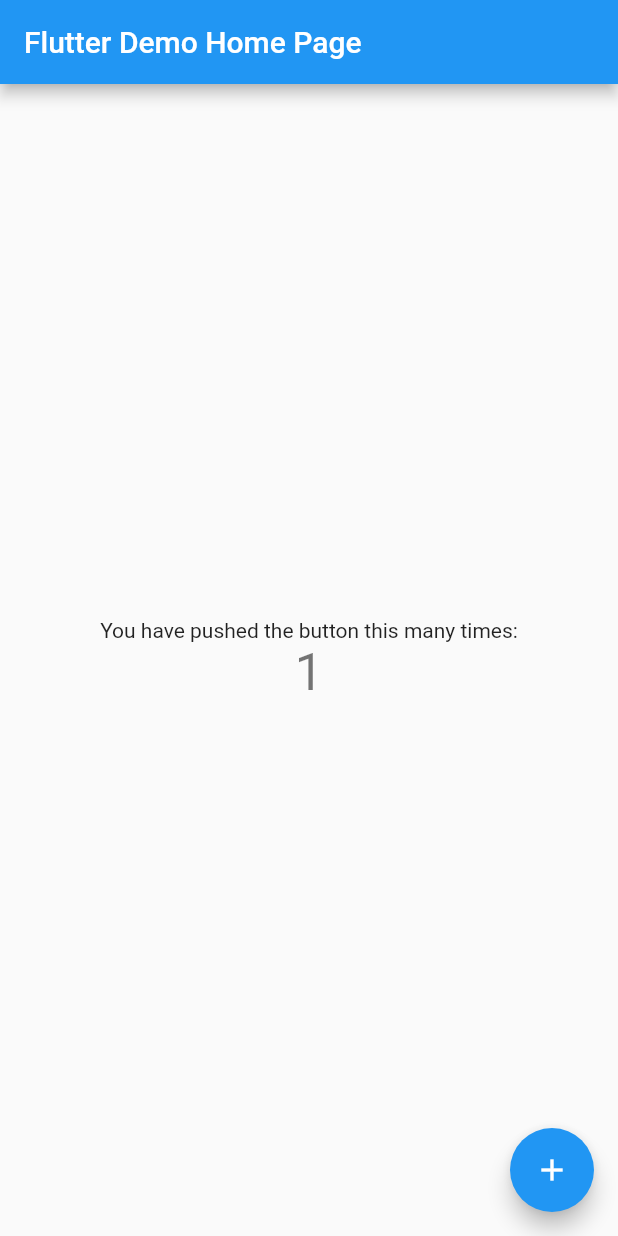
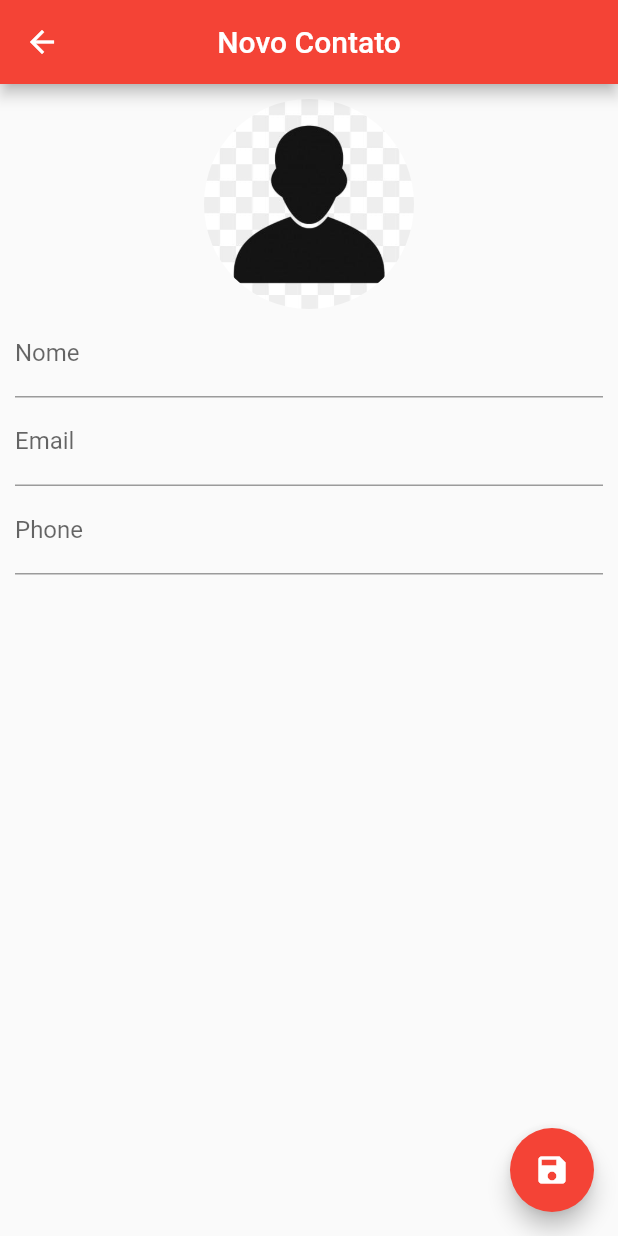
Before and after one commit to prodplus/curso-flutter, a Flutter app: the screen it shows after launch, after a tap on the "add" icon, on a phone screen of 412 x 824 dp. Run offline on Flutter 3.47's test engine with Material 2 defaults, Android fonts, the phone set to English and light mode, and no system bars; our stand-ins replace image_picker, share, sqflite, transparent_image; accounts and stored records are empty.

Commit message:
Projeto agenda contatos finalizado

```diff
--- /dev/null
+++ b/agenda_contatos/lib/helper/contact_helper.dart
@@ -0,0 +1,128 @@
+import 'package:path/path.dart';
+import 'package:sqflite/sqflite.dart';
+
+final String contactTable = 'contactTable';
+final String idColumn = 'idColumn';
+final String nameColumn = 'nameColumn';
+final String emailColumn = 'emailColumn';
+final String phoneColumn = 'phoneColumn';
+final String imgColum = 'imgColumn';
+
+class ContactHelper {
+  static final ContactHelper _instance = ContactHelper.internal();
+
+  factory ContactHelper() => _instance;
+
+  ContactHelper.internal();
+
+  Database _db;
+
+  Future<Database> get db async {
+    if (_db != null) {
+      return _db;
+    } else {
+      return _db = await initDb();
+    }
+  }
+
+  Future<Database> initDb() async {
+    final databasesPath = await getDatabasesPath();
+    final path = join(databasesPath, 'contactsnew.db');
+
+    return await openDatabase(path, version: 1,
+        onCreate: (Database db, int newVersion) async {
+      await db.execute(
+          'CREATE TABLE $contactTable ($idColumn INTEGER PRIMARY KEY, $nameColumn TEXT, $emailColumn TEXT, $phoneColumn TEXT, $imgColum TEXT)');
+    });
+  }
+
+  Future<Contact> saveContact(Contact contact) async {
+    Database dbContact = await db;
+    contact.id = await dbContact.insert(contactTable, contact.toMap());
+    return contact;
+  }
+
+  Future<Contact> getContact(int id) async {
+    Database dbContact = await db;
+    List<Map> maps = await dbContact.query(contactTable,
+        columns: [idColumn, nameColumn, emailColumn, phoneColumn, imgColum],
+        where: '$idColumn = ?',
+        whereArgs: [id]);
+    if (maps.length > 0) {
+      return Contact.fromMap(maps.first);
+    } else {
+      return null;
+    }
+  }
+
+  Future<int> deleteContact(int id) async {
+    Database dbContact = await db;
+    return await dbContact
+        .delete(contactTable, where: '$idColumn = ?', whereArgs: [id]);
+  }
+
+  Future<int> updateContact(Contact contact) async {
+    Database dbContact = await db;
+    return await dbContact.update(contactTable, contact.toMap(),
+        where: '$idColumn = ?', whereArgs: [contact.id]);
+  }
+
+  Future<List> getAllContacts() async {
+    Database dbContact = await db;
+    List listMap = await dbContact.rawQuery('SELECT * FROM $contactTable');
+    List<Contact> listContact = List();
+    for (Map m in listMap) {
+      listContact.add(Contact.fromMap(m));
+    }
+
+    return listContact;
+  }
+
+  Future<int> getNumber() async {
+    Database dbContact = await db;
+    return Sqflite.firstIntValue(
+        await dbContact.rawQuery('SELECT COUNT(*) FROM $contactTable'));
+  }
+
+  Future close() async {
+    Database dbContact = await db;
+    dbContact.close();
+  }
+}
+
+class Contact {
+  int id;
+  String name;
+  String email;
+  String phone;
+  String img;
+
+  Contact();
+
+  Contact.fromMap(Map map) {
+    id = map[idColumn];
+    name = map[nameColumn];
+    email = map[emailColumn];
+    phone = map[phoneColumn];
+    img = map[imgColum];
+  }
+
+  Map toMap() {
+    Map<String, dynamic> map = {
+      nameColumn: name,
+      emailColumn: email,
+      phoneColumn: phone,
+      imgColum: img
+    };
+    if (id != null) {
+      map[idColumn] = id;
+    }
+
+    return map;
+  }
+
+  @override
+  String toString() {
+    return "Contact(id: $id, name: $name, email: $email, phone: $phone, img: $img)";
+  }
+}
--- a/agenda_contatos/lib/main.dart
+++ b/agenda_contatos/lib/main.dart
@@ -1,117 +1,9 @@
+import 'package:agenda_contatos/ui/home_page.dart';
 import 'package:flutter/material.dart';
 
-void main() {
-  runApp(MyApp());
+main(List<String> args) {
+  runApp(MaterialApp(
+    home: HomePage(),
+    debugShowCheckedModeBanner: false,
+  ));
 }
-
-class MyApp extends StatelessWidget {
-  // This widget is the root of your application.
-  @override
-  Widget build(BuildContext context) {
-    return MaterialApp(
-      title: 'Flutter Demo',
-      theme: ThemeData(
-        // This is the theme of your application.
-        //
-        // Try running your application with "flutter run". You'll see the
-        // application has a blue toolbar. Then, without quitting the app, try
-        // changing the primarySwatch below to Colors.green and then invoke
-        // "hot reload" (press "r" in the console where you ran "flutter run",
-        // or simply save your changes to "hot reload" in a Flutter IDE).
-        // Notice that the counter didn't reset back to zero; the application
-        // is not restarted.
-        primarySwatch: Colors.blue,
-        // This makes the visual density adapt to the platform that you run
-        // the app on. For desktop platforms, the controls will be smaller and
-        // closer together (more dense) than on mobile platforms.
-        visualDensity: VisualDensity.adaptivePlatformDensity,
-      ),
-      home: MyHomePage(title: 'Flutter Demo Home Page'),
-    );
-  }
-}
-
-class MyHomePage extends StatefulWidget {
-  MyHomePage({Key key, this.title}) : super(key: key);
-
-  // This widget is the home page of your application. It is stateful, meaning
-  // that it has a State object (defined below) that contains fields that affect
-  // how it looks.
-
-  // This class is the configuration for the state. It holds the values (in this
-  // case the title) provided by the parent (in this case the App widget) and
-  // used by the build method of the State. Fields in a Widget subclass are
-  // always marked "final".
-
-  final String title;
-
-  @override
-  _MyHomePageState createState() => _MyHomePageState();
-}
-
-class _MyHomePageState extends State<MyHomePage> {
-  int _counter = 0;
-
-  void _incrementCounter() {
-    setState(() {
-      // This call to setState tells the Flutter framework that something has
-      // changed in this State, which causes it to rerun the build method below
-      // so that the display can reflect the updated values. If we changed
-      // _counter without calling setState(), then the build method would not be
-      // called again, and so nothing would appear to happen.
-      _counter++;
-    });
-  }
-
-  @override
-  Widget build(BuildContext context) {
-    // This method is rerun every time setState is called, for instance as done
-    // by the _incrementCounter method above.
-    //
-    // The Flutter framework has been optimized to make rerunning build methods
-    // fast, so that you can just rebuild anything that needs updating rather
-    // than having to individually change instances of widgets.
-    return Scaffold(
-      appBar: AppBar(
-        // Here we take the value from the MyHomePage object that was created by
-        // the App.build method, and use it to set our appbar title.
-        title: Text(widget.title),
-      ),
-      body: Center(
-        // Center is a layout widget. It takes a single child and positions it
-        // in the middle of the parent.
-        child: Column(
-          // Column is also a layout widget. It takes a list of children and
-          // arranges them vertically. By default, it sizes itself to fit its
-          // children horizontally, and tries to be as tall as its parent.
-          //
-          // Invoke "debug painting" (press "p" in the console, choose the
-          // "Toggle Debug Paint" action from the Flutter Inspector in Android
-          // Studio, or the "Toggle Debug Paint" command in Visual Studio Code)
-          // to see the wireframe for each widget.
-          //
-          // Column has various properties to control how it sizes itself and
-          // how it positions its children. Here we use mainAxisAlignment to
-          // center the children vertically; the main axis here is the vertical
-          // axis because Columns are vertical (the cross axis would be
-          // horizontal).
-          mainAxisAlignment: MainAxisAlignment.center,
-          children: <Widget>[
-            Text(
-              'You have pushed the button this many times:',
-            ),
-            Text(
-              '$_counter',
-              style: Theme.of(context).textTheme.headline4,
-            ),
-          ],
-        ),
-      ),
-      floatingActionButton: FloatingActionButton(
-        onPressed: _incrementCounter,
-        tooltip: 'Increment',
-        child: Icon(Icons.add),
-      ), // This trailing comma makes auto-formatting nicer for build methods.
-    );
-  }
-}
--- /dev/null
+++ b/agenda_contatos/lib/ui/contact_page.dart
@@ -0,0 +1,152 @@
+import 'dart:io';
+
+import 'package:agenda_contatos/helper/contact_helper.dart';
+import 'package:flutter/material.dart';
+import 'package:image_picker/image_picker.dart';
+
+class ContactPage extends StatefulWidget {
+  final Contact contact;
+
+  ContactPage({this.contact});
+
+  @override
+  _ContactPageState createState() => _ContactPageState();
+}
+
+class _ContactPageState extends State<ContactPage> {
+  bool _userEdited = false;
+  Contact _editedContact;
+  final _nameController = TextEditingController();
+  final _emailController = TextEditingController();
+  final _phoneController = TextEditingController();
+  final _nameFocus = FocusNode();
+
+  @override
+  void initState() {
+    super.initState();
+
+    if (widget.contact == null) {
+      _editedContact = Contact();
+    } else {
+      _editedContact = Contact.fromMap(widget.contact.toMap());
+      _nameController.text = _editedContact.name;
+      _emailController.text = _editedContact.email;
+      _phoneController.text = _editedContact.phone;
+    }
+  }
+
+  @override
+  Widget build(BuildContext context) {
+    return WillPopScope(
+        child: Scaffold(
+          appBar: AppBar(
+            backgroundColor: Colors.red,
+            title: Text(
+                _editedContact.name == null || _editedContact.name.isEmpty
+                    ? 'Novo Contato'
+                    : _editedContact.name),
+            centerTitle: true,
+          ),
+          floatingActionButton: FloatingActionButton(
+            onPressed: () {
+              if (_editedContact.name != null &&
+                  _editedContact.name.isNotEmpty) {
+                Navigator.pop(context, _editedContact);
+              } else {
+                FocusScope.of(context).requestFocus(_nameFocus);
+              }
+            },
+            child: Icon(Icons.save),
+            backgroundColor: Colors.red,
+          ),
+          body: SingleChildScrollView(
+            padding: EdgeInsets.all(10.0),
+            child: Column(
+              children: [
+                GestureDetector(
+                  child: Container(
+                    width: 140.0,
+                    height: 140.0,
+                    decoration: BoxDecoration(
+                        shape: BoxShape.circle,
+                        image: DecorationImage(
+                            image: _editedContact.img != null
+                                ? FileImage(File(_editedContact.img))
+                                : AssetImage('images/person.jpg'))),
+                  ),
+                  onTap: () {
+                    ImagePicker.pickImage(source: ImageSource.camera)
+                        .then((value) {
+                      if (value == null) {
+                        return;
+                      } else {
+                        setState(() {
+                          _editedContact.img = value.path;
+                        });
+                      }
+                    });
+                  },
+                ),
+                TextField(
+                  controller: _nameController,
+                  focusNode: _nameFocus,
+                  decoration: InputDecoration(labelText: 'Nome'),
+                  onChanged: (value) {
+                    _userEdited = true;
+                    setState(() {
+                      _editedContact.name = value;
+                    });
+                  },
+                ),
+                TextField(
+                  controller: _emailController,
+                  decoration: InputDecoration(labelText: 'Email'),
+                  onChanged: (value) {
+                    _userEdited = true;
+                    _editedContact.email = value;
+                  },
+                  keyboardType: TextInputType.emailAddress,
+                ),
+                TextField(
+                  controller: _phoneController,
+                  decoration: InputDecoration(labelText: 'Phone'),
+                  onChanged: (value) {
+                    _userEdited = true;
+                    _editedContact.phone = value;
+                  },
+                  keyboardType: TextInputType.phone,
+                )
+              ],
+            ),
+          ),
+        ),
+        onWillPop: _requestPop);
+  }
+
+  Future<bool> _requestPop() {
+    if (_userEdited) {
+      showDialog(
+          context: context,
+          builder: (context) {
+            return AlertDialog(
+              title: Text('Descartar alterações?'),
+              content: Text('Se sair as alterções serão perdidas!'),
+              actions: [
+                FlatButton(
+                    onPressed: () => Navigator.pop(context),
+                    child: Text('cancelar')),
+                FlatButton(
+                    onPressed: () {
+                      Navigator.pop(context);
+                      Navigator.pop(context);
+                    },
+                    child: Text('sim'))
+              ],
+            );
+          });
+      return Future.value(false);
+    } else {
+      return Future.value(true);
+    }
+  }
+}
--- /dev/null
+++ b/agenda_contatos/lib/ui/home_page.dart
@@ -0,0 +1,214 @@
+import 'dart:io';
+
+import 'package:agenda_contatos/helper/contact_helper.dart';
+import 'package:agenda_contatos/ui/contact_page.dart';
+import 'package:flutter/material.dart';
+import 'package:url_launcher/url_launcher.dart';
+
+enum OrderOptions { orderaz, orderza }
+
+class HomePage extends StatefulWidget {
+  @override
+  _HomePageState createState() => _HomePageState();
+}
+
+class _HomePageState extends State<HomePage> {
+  ContactHelper helper = ContactHelper();
+  List<Contact> contacts = List();
+
+  @override
+  void initState() {
+    super.initState();
+    _getAllContacts();
+  }
+
+  void _getAllContacts() {
+    helper.getAllContacts().then((value) {
+      setState(() {
+        contacts = value;
+      });
+    });
+  }
+
+  @override
+  Widget build(BuildContext context) {
+    return Scaffold(
+      appBar: AppBar(
+        title: Text('Contatos'),
+        backgroundColor: Colors.red,
+        centerTitle: true,
+        actions: [
+          PopupMenuButton<OrderOptions>(
+            itemBuilder: (context) => <PopupMenuEntry<OrderOptions>>[
+              const PopupMenuItem<OrderOptions>(
+                child: Text('Ordernar de A a Z'),
+                value: OrderOptions.orderaz,
+              ),
+              const PopupMenuItem<OrderOptions>(
+                child: Text('Ordernar de Z a A'),
+                value: OrderOptions.orderza,
+              )
+            ],
+            onSelected: _orderList,
+          )
+        ],
+      ),
+      backgroundColor: Colors.white,
+      floatingActionButton: FloatingActionButton(
+        onPressed: () {
+          _showContactPage();
+        },
+        child: Icon(Icons.add),
+        backgroundColor: Colors.red,
+      ),
+      body: ListView.builder(
+        padding: EdgeInsets.all(10.0),
+        itemCount: contacts.length,
+        itemBuilder: (context, index) {
+          return _contactCard(context, index);
+        },
+      ),
+    );
+  }
+
+  Widget _contactCard(BuildContext context, int index) {
+    return GestureDetector(
+      onTap: () {
+        _showOptions(context, index);
+      },
+      child: Card(
+        child: Padding(
+          padding: EdgeInsets.all(10.0),
+          child: Row(
+            children: [
+              Container(
+                width: 80.0,
+                height: 80.0,
+                decoration: BoxDecoration(
+                    shape: BoxShape.circle,
+                    image: DecorationImage(
+                        image: contacts[index].img != null
+                            ? FileImage(File(contacts[index].img))
+                            : AssetImage('images/person.jpg'))),
+              ),
+              Padding(
+                padding: EdgeInsets.only(left: 10.0),
+                child: Column(
+                  children: [
+                    Text(
+                      contacts[index].name ?? '',
+                      style: TextStyle(
+                          fontSize: 22.0, fontWeight: FontWeight.bold),
+                    ),
+                    Text(
+                      contacts[index].email ?? '',
+                      style: TextStyle(fontSize: 18.0),
+                    ),
+                    Text(
+                      contacts[index].phone ?? '',
+                      style: TextStyle(fontSize: 18.0),
+                    )
+                  ],
+                ),
+              )
+            ],
+          ),
+        ),
+      ),
+    );
+  }
+
+  void _showContactPage({Contact contact}) async {
+    final recContact = await Navigator.push(
+        context,
+        MaterialPageRoute(
+            builder: (context) => ContactPage(
+                  contact: contact,
+                )));
+    if (recContact != null) {
+      if (contact != null) {
+        await helper.updateContact(recContact);
+      } else {
+        await helper.saveContact(recContact);
+      }
+      _getAllContacts();
+    }
+  }
+
+  void _showOptions(BuildContext context, int index) {
+    showModalBottomSheet(
+        context: context,
+        builder: (context) {
+          return BottomSheet(
+              onClosing: () {},
+              builder: (context) {
+                return Container(
+                  padding: EdgeInsets.all(10.0),
+                  child: Column(
+                    mainAxisSize: MainAxisSize.min,
+                    children: [
+                      Padding(
+                        padding: EdgeInsets.all(10.0),
+                        child: FlatButton(
+                            onPressed: () {
+                              launch('tel:${contacts[index].phone}');
+                              Navigator.pop(context);
+                            },
+                            child: Text(
+                              'Ligar',
+                              style:
+                                  TextStyle(color: Colors.red, fontSize: 20.0),
+                            )),
+                      ),
+                      Padding(
+                        padding: EdgeInsets.all(10.0),
+                        child: FlatButton(
+                            onPressed: () {
+                              Navigator.pop(context);
+                              _showContactPage(contact: contacts[index]);
+                            },
+                            child: Text(
+                              'Editar',
+                              style:
+                                  TextStyle(color: Colors.red, fontSize: 20.0),
+                            )),
+                      ),
+                      Padding(
+                        padding: EdgeInsets.all(10.0),
+                        child: FlatButton(
+                            onPressed: () {
+                              helper.deleteContact(contacts[index].id);
+                              setState(() {
+                                contacts.removeAt(index);
+                                Navigator.pop(context);
+                              });
+                            },
+                            child: Text(
+                              'Excluir',
+                              style:
+                                  TextStyle(color: Colors.red, fontSize: 20.0),
+                            )),
+                      )
+                    ],
+                  ),
+                );
+              });
+        });
+  }
+
+  void _orderList(OrderOptions result) {
+    switch (result) {
+      case (OrderOptions.orderaz):
+        contacts.sort(
+            (a, b) => a.name.toLowerCase().compareTo(b.name.toLowerCase()));
+        break;
+      case (OrderOptions.orderza):
+        contacts.sort(
+            (a, b) => b.name.toLowerCase().compareTo(a.name.toLowerCase()));
+        break;
+      default:
+        break;
+    }
+    setState(() {});
+  }
+}
--- a/agenda_contatos/pubspec.yaml
+++ b/agenda_contatos/pubspec.yaml
@@ -28,6 +28,9 @@ dependencies:
   # The following adds the Cupertino Icons font to your application.
   # Use with the CupertinoIcons class for iOS style icons.
   cupertino_icons: ^1.0.0
+  sqflite: ^1.1.5
+  url_launcher: ^5.0.2
+  image_picker: ^0.6.0+3
 
 dev_dependencies:
   flutter_test:
@@ -48,6 +51,9 @@ flutter:
   # assets:
   #   - images/a_dot_burr.jpeg
   #   - images/a_dot_ham.jpeg
+
+  assets:
+   - images/person.jpg
 
   # An image asset can refer to one or more resolution-specific "variants", see
   # https://flutter.dev/assets-and-images/#resolution-aware.
```
Also changed, not shown: agenda_contatos/images/person.jpg (added), agenda_contatos/pubspec.lock, 3 other files.
